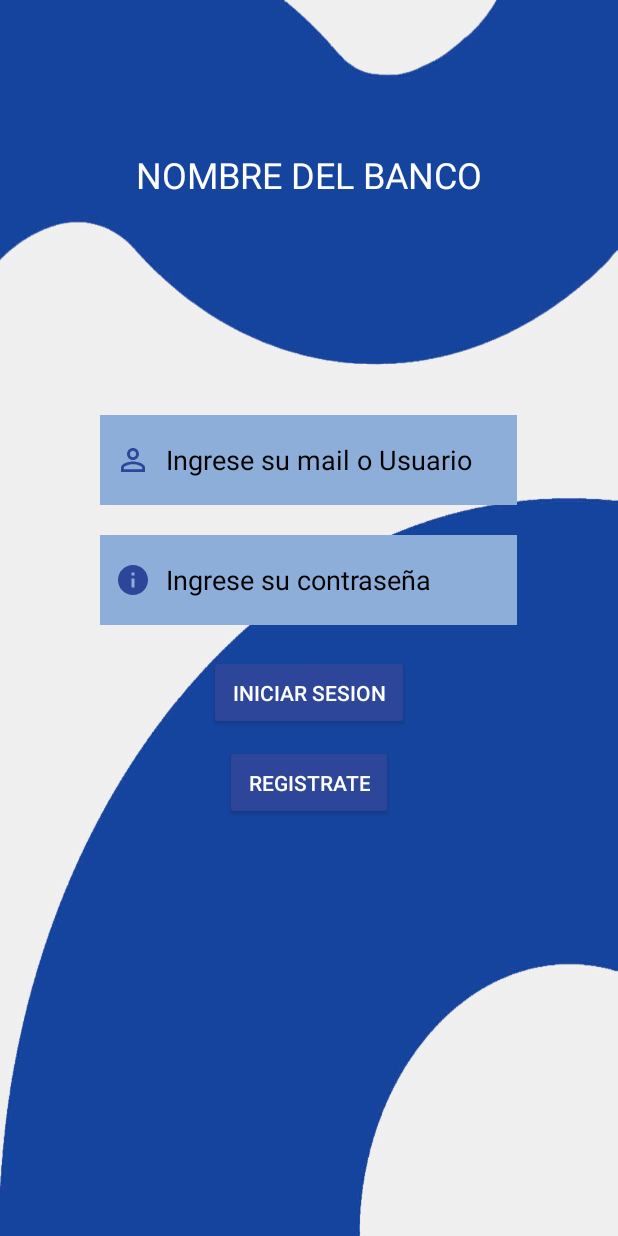
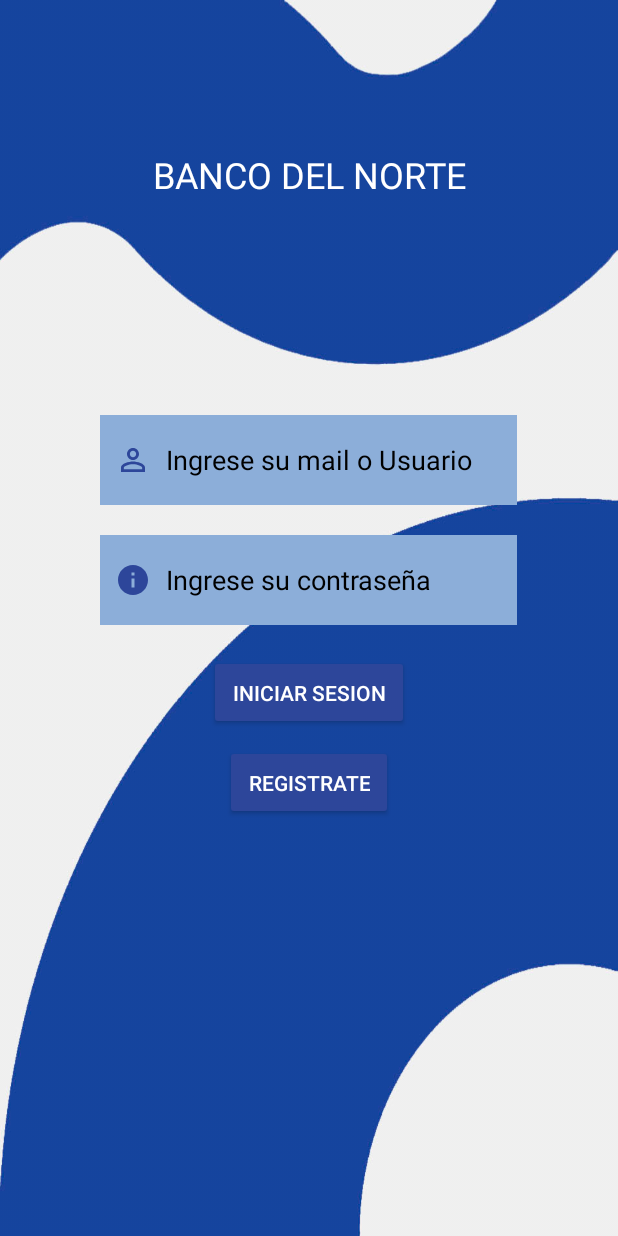
Before and after one commit to AgustinS2/parcial-1-am-acn4b-Forcada_Agustin-Segovia_Agustin, an Android app: the screen it shows after launch (MainActivity), on a phone screen of 412 x 824 dp. Run offline under Robolectric (Android 15) with nearby library versions, the phone set to English and light mode, and no system bars.

Commit message:
fixed: bank name

```diff
--- a/app/src/main/res/values/strings.xml
+++ b/app/src/main/res/values/strings.xml
@@ -2,7 +2,7 @@
     <string name="app_name">parcial-1-am-acn4b-Segovia_Agustin-Forcada_Agustin</string>
     <string name="loginText">Iniciar sesion</string>
     <string name="textRegister">Registrate</string>
-    <string name="bankName">NOMBRE DEL BANCO</string>
+    <string name="bankName">BANCO DEL NORTE</string>
     <string name="welcomeText">Bienvenido</string>
     <string name="infoText">Saldo disponible</string>
     <string name="transactionsText">Transacciones Recientes</string>
```
